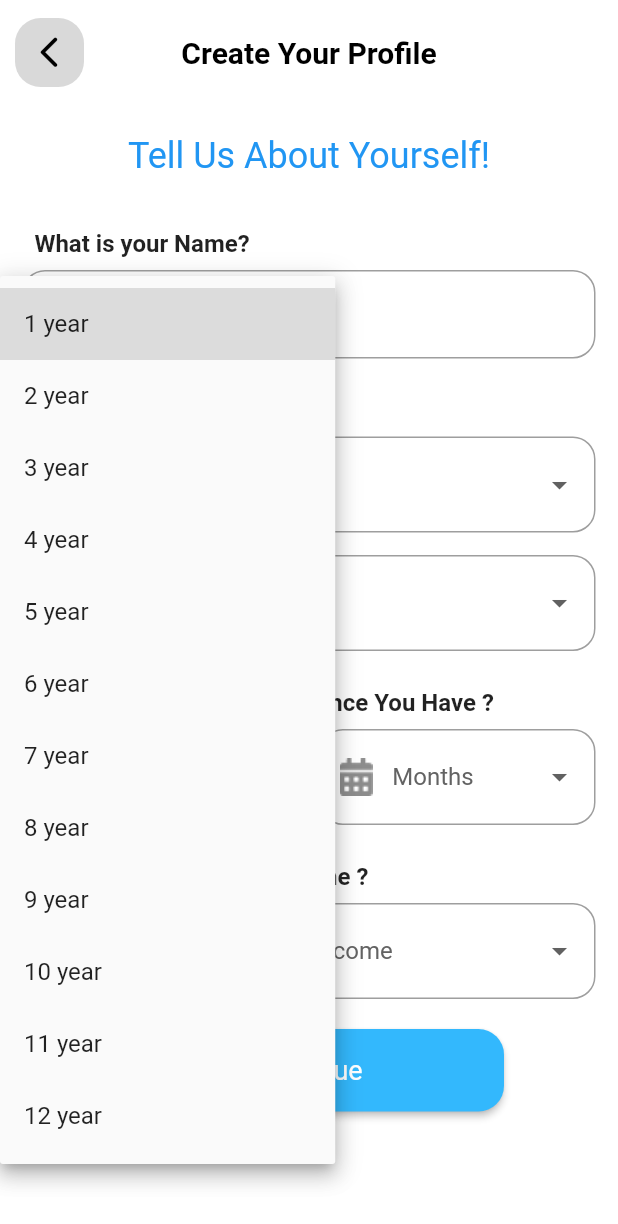
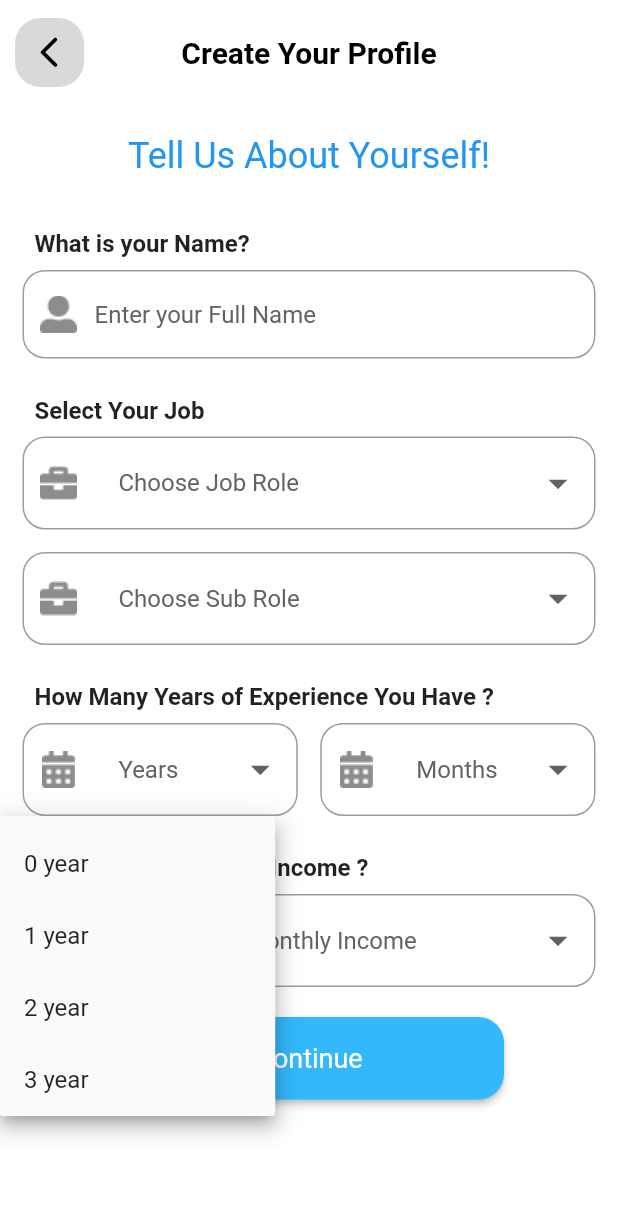
Before and after one commit to Rajat-Akal/cj_app_create_profile, a Flutter app: the screen it shows after launch, after a tap on "Years", on a phone screen of 412 x 824 dp. Shown: the top 1224 px of the screen. Run offline on Flutter 3.47's test engine with Material 2 defaults, Android fonts, the phone set to English and light mode, and no system bars; our stand-ins replace dropdown_button2.

Commit message:
dropdown_button2 implemented

```diff
--- a/lib/create_user_profile.dart
+++ b/lib/create_user_profile.dart
@@ -1,3 +1,4 @@
+import 'package:dropdown_button2/dropdown_button2.dart';
 import 'package:flutter/material.dart';
 import 'package:flutter/src/widgets/container.dart';
 import 'package:flutter/src/widgets/framework.dart';
@@ -29,6 +30,7 @@ class _CreateProfileState extends State<CreateProfile> {
   ];
 
   var years = [
+    '0 year',
     '1 year',
     '2 year',
     '3 year',
@@ -40,10 +42,10 @@ class _CreateProfileState extends State<CreateProfile> {
     '9 year',
     '10 year',
     '11 year',
-    '12 year',
   ];
 
   var months = [
+    '0 month',
     '1 month',
     '2 month',
     '3 month',
@@ -142,7 +144,9 @@ class _CreateProfileState extends State<CreateProfile> {
                 decoration: InputDecoration(
                     hintText: "Enter your Full Name",
                     hintStyle: TextStyle(
-                        color: Projectconst.hinttextcolor, fontSize: 16.0),
+                      color: Projectconst.hinttextcolor,
+                      fontSize: 16.0,
+                    ),
                     prefixIcon:
                         ImageIcon(AssetImage("assets/icons/User icon.png")),
                     border: OutlineInputBorder(
@@ -165,33 +169,47 @@ class _CreateProfileState extends State<CreateProfile> {
               SizedBox(
                 height: 8,
               ),
-              DropdownButtonFormField(
-                hint: Text(
-                  "Choose Job Role",
+              DropdownButtonFormField2(
+                onChanged: (value) {},
+                items: items1
+                    .map((item) => DropdownMenuItem<String>(
+                          value: item,
+                          child: Text(
+                            item,
                             style: TextStyle(
-                    color: Projectconst.hinttextcolor,
-                    fontSize: 16.0,
+                              fontSize: 16,
                             ),
                           ),
-                items: items1.map((String items) {
-                  return DropdownMenuItem(child: Text(items), value: items);
-                }).toList(),
-                onChanged: (context) {},
+                        ))
+                    .toList(),
                 decoration: InputDecoration(
                     prefixIcon:
-                      ImageIcon(AssetImage("assets/icons/account icon.png")),
+                        ImageIcon(AssetImage("assets/icons/department.png")),
+                    isDense: true,
+                    contentPadding: EdgeInsets.only(right: 10),
                     border: OutlineInputBorder(
-                    borderRadius: BorderRadius.circular(15.0),
+                      borderRadius: BorderRadius.circular(15),
                       borderSide: BorderSide(
                         color: Projectconst.inputbordercolor,
                       ),
+                    )),
+                isExpanded: true,
+                hint: Text(
+                  'Choose Job Role',
+                  style: TextStyle(
+                    fontSize: 16,
+                    color: Projectconst.hinttextcolor,
                   ),
                 ),
+                iconSize: 30,
+                buttonHeight: 62,
+                dropdownMaxHeight: 200,
+                offset: Offset(-40, 0),
               ),
               SizedBox(
                 height: 15,
               ),
-              DropdownButtonFormField(
+              DropdownButtonFormField2(
                 hint: Text(
                   "Choose Sub Role",
                   style: TextStyle(
@@ -202,16 +220,23 @@ class _CreateProfileState extends State<CreateProfile> {
                 items: items2.map((String items) {
                   return DropdownMenuItem(child: Text(items), value: items);
                 }).toList(),
-                onChanged: (context) {},
+                onChanged: (value) {},
                 decoration: InputDecoration(
                     prefixIcon:
                         ImageIcon(AssetImage("assets/icons/department.png")),
+                    isDense: true,
+                    contentPadding: EdgeInsets.only(right: 10),
                     border: OutlineInputBorder(
                       borderRadius: BorderRadius.circular(15.0),
                       borderSide: BorderSide(
                         color: Projectconst.inputbordercolor,
                       ),
                     )),
+                isExpanded: true,
+                iconSize: 30,
+                buttonHeight: 62,
+                dropdownMaxHeight: 200,
+                offset: Offset(-40, 0),
               ),
               SizedBox(
                 height: 25,
@@ -229,7 +254,7 @@ class _CreateProfileState extends State<CreateProfile> {
               Row(
                 children: [
                   Expanded(
-                    child: DropdownButtonFormField(
+                    child: DropdownButtonFormField2(
                       hint: Text(
                         "Years",
                         style: TextStyle(
@@ -243,6 +268,8 @@ class _CreateProfileState extends State<CreateProfile> {
                       }).toList(),
                       onChanged: (context) {},
                       decoration: InputDecoration(
+                          isDense: true,
+                          contentPadding: EdgeInsets.only(right: 10),
                           prefixIcon: ImageIcon(
                             AssetImage("assets/icons/calendar.png"),
                           ),
@@ -252,13 +279,18 @@ class _CreateProfileState extends State<CreateProfile> {
                               color: Projectconst.inputbordercolor,
                             ),
                           )),
+                      isExpanded: true,
+                      iconSize: 30,
+                      buttonHeight: 62,
+                      dropdownMaxHeight: 200,
+                      offset: Offset(-40, 0),
                     ),
                   ),
                   SizedBox(
                     width: 15,
                   ),
                   Expanded(
-                    child: DropdownButtonFormField(
+                    child: DropdownButtonFormField2(
                       hint: Text(
                         "Months",
                         style: TextStyle(
@@ -272,6 +304,8 @@ class _CreateProfileState extends State<CreateProfile> {
                       }).toList(),
                       onChanged: (context) {},
                       decoration: InputDecoration(
+                          isDense: true,
+                          contentPadding: EdgeInsets.only(right: 10),
                           prefixIcon: ImageIcon(
                               AssetImage("assets/icons/calendar.png")),
                           border: OutlineInputBorder(
@@ -280,6 +314,11 @@ class _CreateProfileState extends State<CreateProfile> {
                               color: Projectconst.inputbordercolor,
                             ),
                           )),
+                      isExpanded: true,
+                      iconSize: 30,
+                      buttonHeight: 62,
+                      dropdownMaxHeight: 200,
+                      offset: Offset(-40, 0),
                     ),
                   ),
                 ],
@@ -297,7 +336,7 @@ class _CreateProfileState extends State<CreateProfile> {
               SizedBox(
                 height: 8,
               ),
-              DropdownButtonFormField(
+              DropdownButtonFormField2(
                 hint: Text(
                   "Select Your Monthly Income",
                   style: TextStyle(
@@ -310,6 +349,8 @@ class _CreateProfileState extends State<CreateProfile> {
                 }).toList(),
                 onChanged: (context) {},
                 decoration: InputDecoration(
+                  isDense: true,
+                  contentPadding: EdgeInsets.only(right: 10),
                   prefixIcon: ImageIcon(AssetImage("assets/icons/rupee.png")),
                   border: OutlineInputBorder(
                     borderRadius: BorderRadius.circular(15.0),
@@ -318,6 +359,11 @@ class _CreateProfileState extends State<CreateProfile> {
                     ),
                   ),
                 ),
+                dropdownMaxHeight: 90,
+                isExpanded: true,
+                iconSize: 30,
+                buttonHeight: 62,
+                offset: Offset(-40, 0),
               ),
               SizedBox(
                 height: 20,
```
Lines whose indentation alone changed are shown as unchanged.
